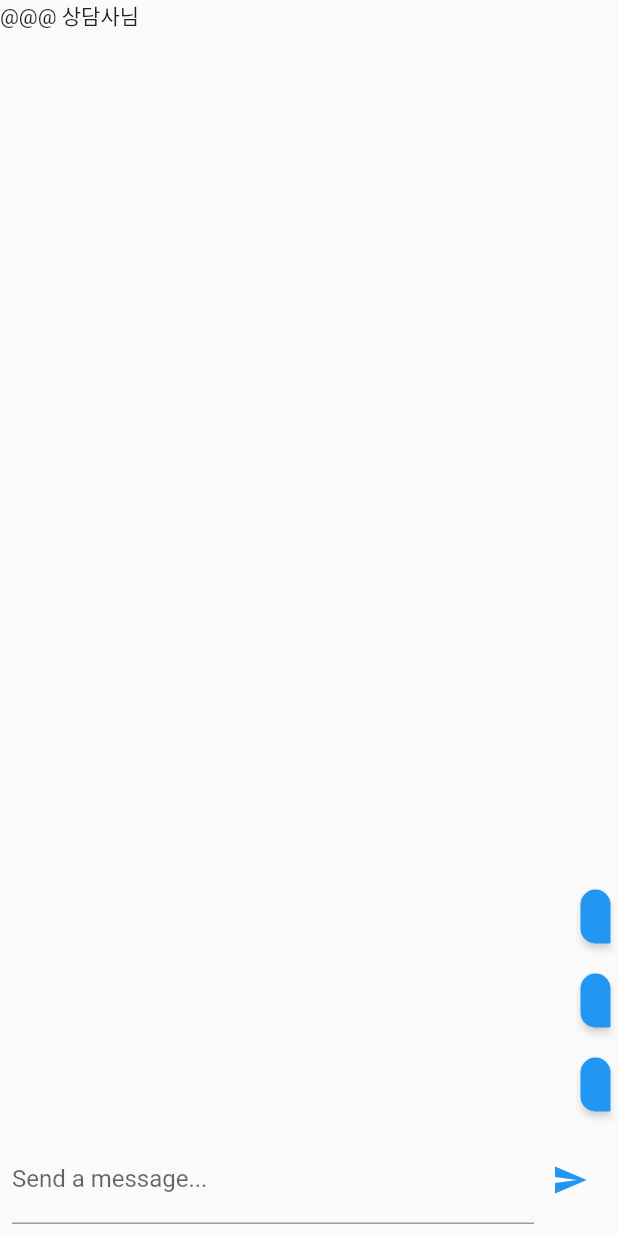
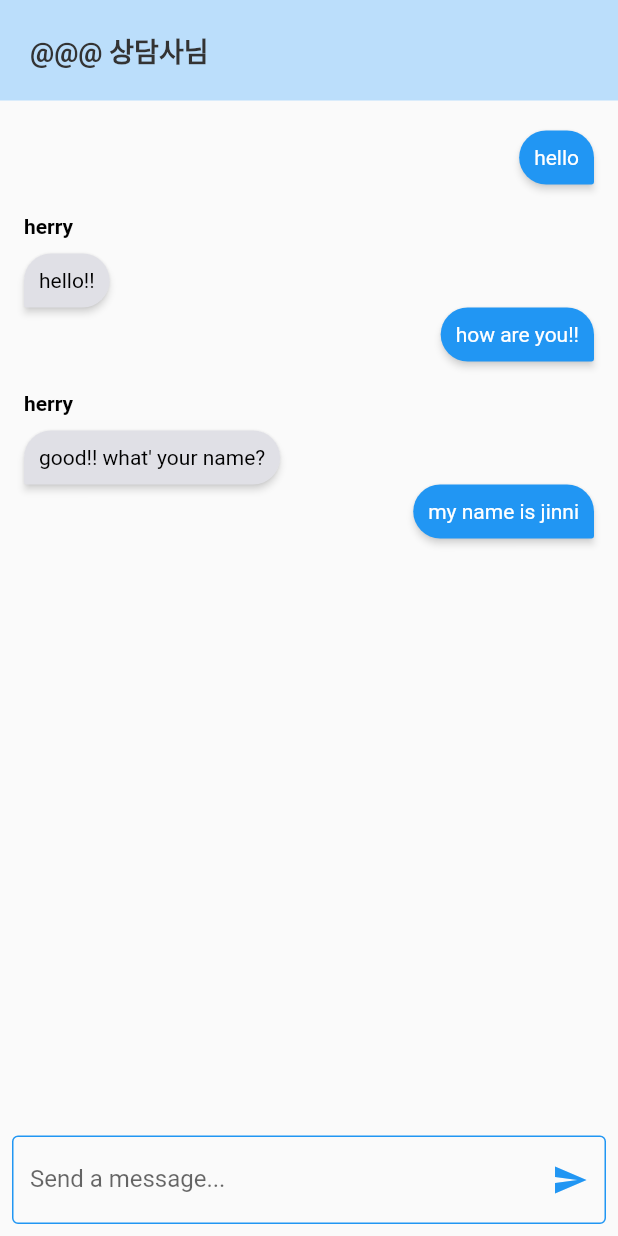
Before and after one commit to 2023-GSC-Diviction/Diviction-User, a Flutter app: the ChatScreen screen opened directly, on a phone screen of 412 x 824 dp. Run offline on Flutter 3.47's test engine with Material 2 defaults, Android fonts, the light colour scheme and no system bars; drawn by our look-alikes of flutter_chat_bubble; our stand-ins replace dio, flutter_riverpod, shared_preferences, table_calendar; accounts and stored records are empty.

Commit message:
design: 채팅화면 디자인 및 스타일 수정

```diff
--- a/lib/config/style.dart
+++ b/lib/config/style.dart
@@ -1,22 +1,22 @@
 import 'package:flutter/material.dart';
 
-extension TextStyles on TextTheme {
-  TextStyle get titleTextStyle => const TextStyle(
+class TextStyles {
+  static const TextStyle titleTextStyle = TextStyle(
       fontSize: 22,
       color: Color.fromRGBO(51, 51, 51, 1),
       height: 1.4,
       letterSpacing: 0.02,
       fontWeight: FontWeight.w800);
-  TextStyle get mainTextStyle => const TextStyle(
+  static const TextStyle mainTextStyle = TextStyle(
       fontSize: 18,
       color: Color.fromRGBO(51, 51, 51, 1),
       fontWeight: FontWeight.w700);
 
-  TextStyle get bottomTextStyle => const TextStyle(
+  static const TextStyle bottomTextStyle = TextStyle(
       fontSize: 16,
       color: Color.fromRGBO(51, 51, 51, 1),
       fontWeight: FontWeight.w600);
-  TextStyle get shadowTextStyle => const TextStyle(
+  static const TextStyle shadowTextStyle = TextStyle(
       letterSpacing: 0.04,
       fontSize: 14,
       color: Color.fromRGBO(82, 82, 82, 0.644));
@@ -24,4 +24,5 @@ extension TextStyles on TextTheme {
 
 class Palette {
   static const Color mainTextColor = Color.fromRGBO(51, 51, 51, 1);
+  static const Color chatGrayColor = Color.fromARGB(255, 224, 224, 230);
 }
--- a/lib/screen/chat_screen.dart
+++ b/lib/screen/chat_screen.dart
@@ -1,3 +1,4 @@
+import 'package:diviction_user/config/style.dart';
 import 'package:diviction_user/widget/chat/messages.dart';
 import 'package:flutter/material.dart';
 import 'package:flutter/src/widgets/framework.dart';
@@ -24,8 +25,15 @@ class _ChatScreenState extends State<ChatScreen> {
 
   Widget topBar() {
     return Container(
+      color: Colors.blue[100],
+      padding: EdgeInsets.all(20),
       child: Row(
-        children: [Text('@@@ 상담사님')],
+        children: [
+          Text(
+            '@@@ 상담사님',
+            style: TextStyles.mainTextStyle,
+          )
+        ],
       ),
     );
   }
@@ -40,14 +48,22 @@ class _ChatScreenState extends State<ChatScreen> {
             child: TextField(
               maxLines: null,
               controller: _controller,
-              decoration: InputDecoration(labelText: 'Send a message...'),
+              decoration: InputDecoration(
+                suffixIcon: IconButton(
+                  onPressed: () {},
+                  icon: Icon(Icons.send),
+                  color: Colors.blue,
+                ),
+                border: OutlineInputBorder(
+                  borderSide: const BorderSide(
+                      width: 1, color: Color.fromARGB(67, 28, 28, 28)),
+                ),
+                labelText: 'Send a message...',
+                enabledBorder: OutlineInputBorder(
+                    borderSide: const BorderSide(width: 1, color: Colors.blue)),
+              ),
               onChanged: (value) {},
             ),
-          ),
-          IconButton(
-            onPressed: () {},
-            icon: Icon(Icons.send),
-            color: Colors.blue,
           ),
         ],
       ),
--- a/lib/screen/day_check_screen.dart
+++ b/lib/screen/day_check_screen.dart
@@ -17,8 +17,7 @@ class DayCheckScreen extends StatelessWidget {
         child: Stack(
           children: [
             Center(
-              child: Text('어제는 잘 참으셨나요?',
-                  style: Theme.of(context).textTheme.titleTextStyle),
+              child: Text('어제는 잘 참으셨나요?', style: TextStyles.titleTextStyle),
             ),
             Positioned(
                 bottom: 0,
@@ -48,7 +47,7 @@ class DayCheckScreen extends StatelessWidget {
                 padding: const EdgeInsets.all(20),
                 width: double.infinity,
                 child: Text(data == true ? 'Yes 😁' : 'No 😂',
-                    style: Theme.of(context).textTheme.mainTextStyle))));
+                    style: TextStyles.mainTextStyle))));
   }
 
   saveData(bool data) async {
--- a/lib/widget/chat/chat_bubble.dart
+++ b/lib/widget/chat/chat_bubble.dart
@@ -1,3 +1,4 @@
+import 'package:diviction_user/config/style.dart';
 import 'package:flutter/material.dart';
 import 'package:flutter_chat_bubble/chat_bubble.dart';
 
@@ -16,39 +17,27 @@ class ChatBubbles extends StatelessWidget {
       children: [
         if (isMe)
           Padding(
-            padding: const EdgeInsets.fromLTRB(0, 0, 5, 0),
-            child: Column(
-              crossAxisAlignment: CrossAxisAlignment.end,
-              children: [
-                ChatBubble(
+            padding: const EdgeInsets.fromLTRB(0, 0, 16, 20),
+            child: ChatBubble(
               clipper: ChatBubbleClipper8(type: BubbleType.sendBubble),
               alignment: Alignment.topRight,
-                  margin: EdgeInsets.only(top: 20),
               backGroundColor: Colors.blue,
               child: Container(
                 constraints: BoxConstraints(
                   maxWidth: MediaQuery.of(context).size.width * 0.7,
                 ),
-                    child: Column(
-                      crossAxisAlignment: CrossAxisAlignment.end,
-                      children: [
-                        Text(
+                child: Text(
                   message,
                   style: TextStyle(color: Colors.white),
                 ),
-                      ],
               ),
-                  ),
-                ),
-              ],
             ),
           ),
         if (!isMe)
           Padding(
-              padding: const EdgeInsets.fromLTRB(5, 0, 0, 0),
+              padding: const EdgeInsets.fromLTRB(16, 0, 0, 0),
               child: Column(
-                  crossAxisAlignment:
-                      isMe ? CrossAxisAlignment.end : CrossAxisAlignment.start,
+                  crossAxisAlignment: CrossAxisAlignment.start,
                   children: [
                     Text(
                       userName,
@@ -60,8 +49,8 @@ class ChatBubbles extends StatelessWidget {
                     ChatBubble(
                       clipper:
                           ChatBubbleClipper8(type: BubbleType.receiverBubble),
-                      backGroundColor: Color(0xffE7E7ED),
-                      margin: EdgeInsets.only(top: 20),
+                      backGroundColor: Palette.chatGrayColor,
+                      margin: const EdgeInsets.only(top: 10),
                       child: Container(
                         constraints: BoxConstraints(
                           maxWidth: MediaQuery.of(context).size.width * 0.7,
--- a/lib/widget/chat/messages.dart
+++ b/lib/widget/chat/messages.dart
@@ -3,15 +3,24 @@ import 'package:flutter/cupertino.dart';
 
 class Messages extends StatelessWidget {
   const Messages({super.key});
-
   @override
   Widget build(BuildContext context) {
-    return ListView.builder(
-      reverse: true,
-      itemCount: 3,
-      itemBuilder: (context, index) {
-        return ChatBubbles('', true, '');
-      },
-    );
+    return Container(
+        margin: EdgeInsets.only(top: 20, bottom: 10),
+        child: Column(children: [
+          ChatBubbles('hello', true, 'herry'),
+          ChatBubbles('hello!!', false, 'herry'),
+          ChatBubbles('how are you!!', true, 'herry'),
+          ChatBubbles('good!! what\' your name?', false, 'herry'),
+          ChatBubbles('my name is jinni', true, 'herry'),
+        ]));
+    // ])
+    // ,ListView.builder(
+    //   reverse: true,
+    //   itemCount: 5,
+    //   itemBuilder: (context, index) {
+    //     return ChatBubbles('', true, '');
+    //   },
+    // );
   }
 }
--- a/pubspec.yaml
+++ b/pubspec.yaml
@@ -64,7 +64,7 @@ flutter:
   # the material Icons class.
   uses-material-design: true
   assets:
-    - assets/config/.env
+    - lib/config/.env
     - assets/images/
     - assets/icons/
   # To add assets to your application, add an assets section, like this:
```
Also changed, not shown: lib/screen/bottom_nav.dart (+3 -8 lines), lib/screen/counselor_requested_screen.dart (+5 -6 lines), lib/screen/home_screen.dart (+4 -6 lines). Lines whose indentation alone changed are shown as unchanged.
